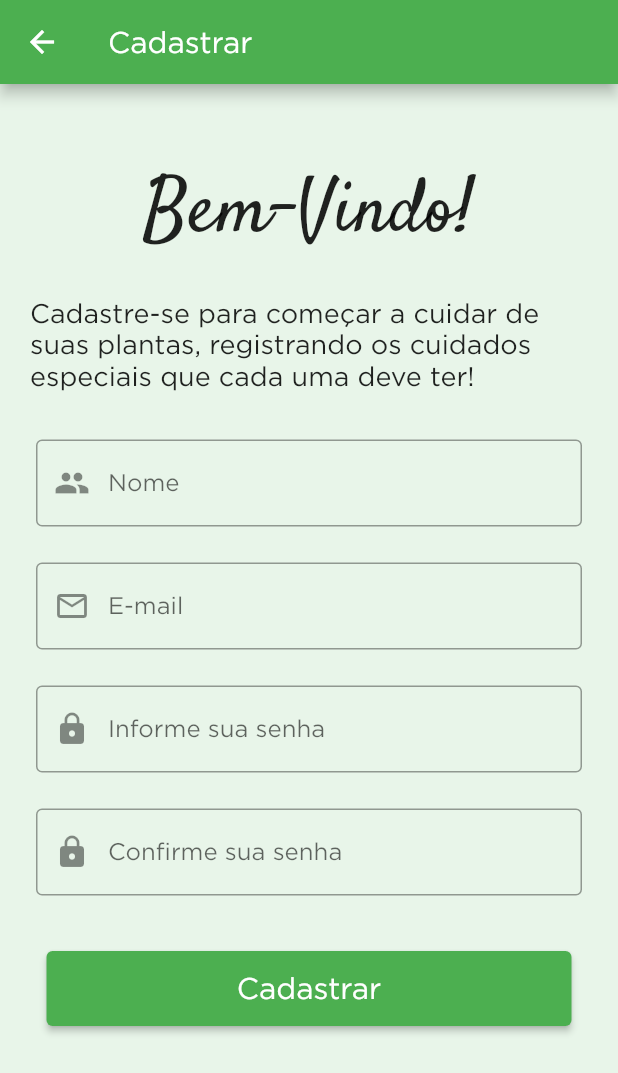
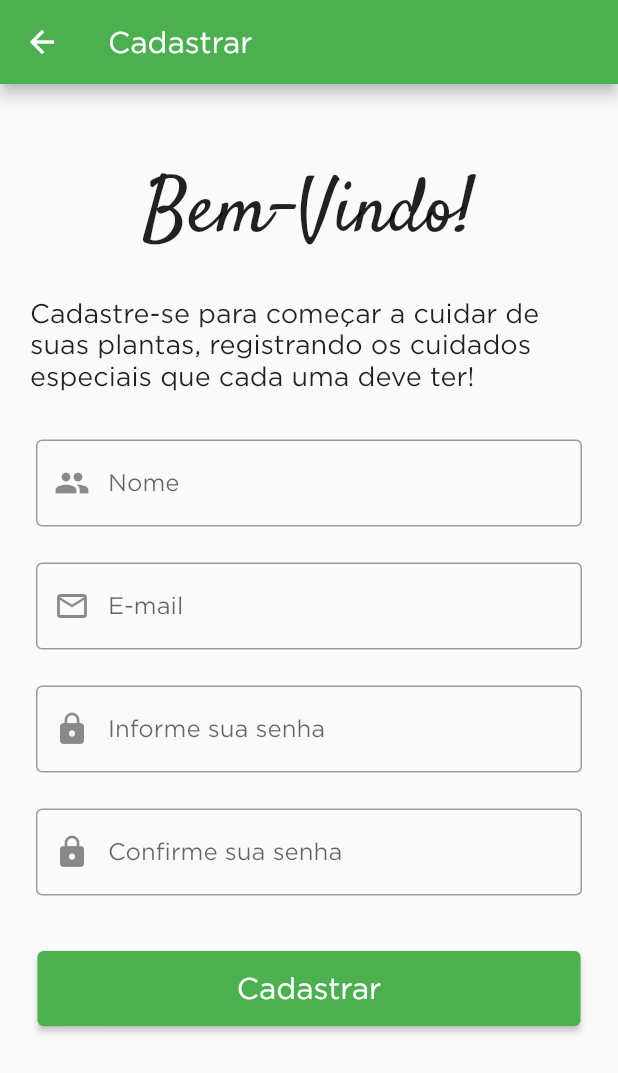
Before and after one commit to RebecaTorrecilhas/projeto_plantas, a Flutter app: the screen it shows after launch, after a tap on "Entrar", after a tap on "Cadastrar-se", on a phone screen of 412 x 824 dp. Shown: the top 1073 px of the screen. Run offline on Flutter 3.47's test engine with Material 2 defaults, Android fonts, the phone set to English and light mode, and no system bars; our stand-ins replace get, shared_preferences; network calls fail.

Commit message:
apagar planta e usuário, IP movido para constants e algumas correções

```diff
--- a/plant_care_app/lib/constants.dart
+++ b/plant_care_app/lib/constants.dart
@@ -52,5 +52,5 @@ class Constants {
         'images/050-botanic.png',
       ];
 
-  var url = 'http://192.168.1.14/api';
+  var url = 'http://192.168.1.14:8000/api';
 }
--- a/plant_care_app/lib/main.dart
+++ b/plant_care_app/lib/main.dart
@@ -27,12 +27,12 @@ class MyApp extends StatelessWidget {
       debugShowCheckedModeBanner: false,
       theme: ThemeData(
         fontFamily: 'Gotham',
-        backgroundColor: Colors.green[50],
         visualDensity: VisualDensity.adaptivePlatformDensity,
         primarySwatch: Colors.green,
         brightness: Brightness.light,
       ),
       darkTheme: ThemeData(
+        fontFamily: 'Gotham',
         brightness: Brightness.dark,
         visualDensity: VisualDensity.adaptivePlatformDensity,
         backgroundColor: Colors.grey,
@@ -41,7 +41,8 @@ class MyApp extends StatelessWidget {
         primarySwatch: Colors.grey,
         dividerColor: Colors.black45,
         elevatedButtonTheme: ElevatedButtonThemeData(
-          style: ElevatedButton.styleFrom(primary: Colors.green),
+          style: ElevatedButton.styleFrom(primary: Colors.green, onPrimary: Colors.white),
+
         ),
       ),
       themeMode: ThemeMode.system,
--- a/plant_care_app/lib/pages/login.dart
+++ b/plant_care_app/lib/pages/login.dart
@@ -76,20 +76,22 @@ class _LoginState extends State<Login> {
                           alignment: Alignment.bottomCenter,
                           margin: EdgeInsets.all(25),
                           child: ElevatedButton(
-                            onPressed: () async  => {
-                              if (_formKey.currentState.validate())
-                                {
-                                  isLoading.value = true,
-                                  if (!(await AuthService.to.login(_email.text, _senha.text))){
-                                    ScaffoldMessenger.of(context).showSnackBar(
-                                      SnackBar(
-                                        content:
-                                            Text('Não foi possível realizar login.'),
-                                      ),
+                            onPressed: () async {
+                              if (_formKey.currentState.validate()) {
+                                isLoading.value = true;
+
+                                if (!(await AuthService.to
+                                    .login(_email.text, _senha.text))) {
+                                  ScaffoldMessenger.of(context).showSnackBar(
+                                    SnackBar(
+                                      content: Text(
+                                          'Não foi possível realizar login.'),
                                     ),
-                                  },
-                                  isLoading.value = false
+                                  );
                                 }
+
+                                isLoading.value = false;
+                              }
                             },
                             child: Text(
                               'Entrar',
@@ -108,7 +110,6 @@ class _LoginState extends State<Login> {
                             child: InkWell(
                               child: Text("Cadastrar-se",
                                   style: TextStyle(
-                                    color: Colors.black,
                                     decoration: TextDecoration.underline,
                                     fontSize: 18,
                                   )),
@@ -127,7 +128,6 @@ class _LoginState extends State<Login> {
                             child: InkWell(
                               child: Text("Esqueceu senha?",
                                   style: TextStyle(
-                                    color: Colors.black,
                                     decoration: TextDecoration.underline,
                                     fontSize: 18,
                                   )),
--- a/plant_care_app/lib/pages/plantasView.dart
+++ b/plant_care_app/lib/pages/plantasView.dart
@@ -1,4 +1,6 @@
+import 'package:get/get.dart';
 import 'package:flutter/material.dart';
+import 'package:projeto_plantas/controllers/plants_controller.dart';
 
 class PlantasView extends StatefulWidget {
   final planta;
@@ -9,6 +11,7 @@ class PlantasView extends StatefulWidget {
 }
 
 class _PlantasViewState extends State<PlantasView> {
+  var controller = Get.put(PlantsController());
   deletePlanta(BuildContext contextClass) {
     return showDialog(
         context: context,
@@ -25,7 +28,8 @@ class _PlantasViewState extends State<PlantasView> {
               ),
               TextButton(
                 child: Text('Sim'),
-                onPressed: () {
+                onPressed: () async {
+                  await controller.delete(widget.planta['id']);
                   Navigator.pop(context);
                   Navigator.of(contextClass).pop();
                 },
--- a/plant_care_app/lib/pages/register.dart
+++ b/plant_care_app/lib/pages/register.dart
@@ -23,7 +23,6 @@ class _Register extends State<Register> {
       appBar: AppBar(
         title: Text('Cadastrar'),
       ),
-      backgroundColor: Colors.green[50],
       body: Obx(
         () => isLoading.value
             ? Center(
@@ -133,26 +132,24 @@ class _Register extends State<Register> {
                               alignment: Alignment.bottomCenter,
                               margin: EdgeInsets.all(25),
                               child: ElevatedButton(
-                                onPressed: () async => {
-                                  if (_formKey.currentState.validate())
-                                    {
-                                      isLoading.value = true,
+                                onPressed: () async {
+                                  if (_formKey.currentState.validate()) {
+                                    isLoading.value = true;
+
                                     if (await AuthService.to.register(
-                                          _nome.text, _email.text, _senha.text))
-                                        {
-                                          Navigator.pop(context),
-                                        }
-                                      else
-                                        {
+                                        _nome.text, _email.text, _senha.text)) {
+                                      Navigator.pop(context);
+                                    } else {
                                       ScaffoldMessenger.of(context)
                                           .showSnackBar(
                                         SnackBar(
                                           content: Text(
                                               'Não foi possível cadastrar.'),
                                         ),
-                                          ),
-                                        },
-                                      isLoading.value = false,
+                                      );
+                                    }
+
+                                    isLoading.value = false;
                                   }
                                 },
                                 child: Text(
@@ -162,7 +159,7 @@ class _Register extends State<Register> {
                                   ),
                                 ),
                                 style: ElevatedButton.styleFrom(
-                                  minimumSize: Size(350, 50),
+                                  minimumSize: Size(400, 50),
                                 ),
                               )),
                         ]),
```
Also changed, not shown: plant_care_app/lib/controllers/plants_controller.dart (+13 -0 lines), plant_care_app/lib/controllers/user_controller.dart (+17 -3 lines), plant_care_app/lib/pages/addPlanta.dart (+12 -13 lines), plant_care_app/lib/pages/editUser.dart (+65 -9 lines), plant_care_app/lib/pages/forgotPassword.dart (+13 -14 lines), plant_care_app/lib/pages/plantasList.dart (+5 -5 lines), plant_care_app/lib/services/auth_service.dart (+13 -7 lines), plant_care_app/lib/services/plants_service.dart (+27 -2 lines), plant_care_app/lib/services/user_service.dart (+32 -2 lines), 4 other files. Lines whose indentation alone changed are shown as unchanged.
